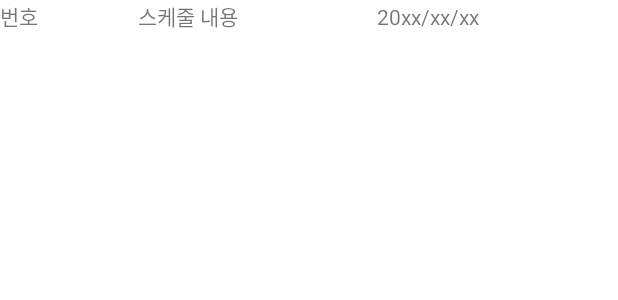
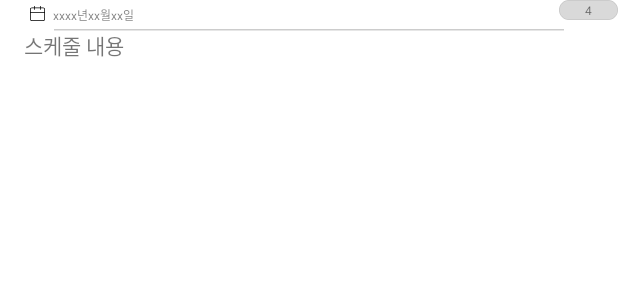
Before and after one commit to applepepsi/dontforget, an Android app: the layout schedule_item_view.xml on its own in the app's theme, with its tools: preview values and no code run, on a phone screen of 412 x 824 dp. Shown: the top 300 px of the screen. Run offline under Robolectric (Android 15) with nearby library versions, the light colour scheme and no system bars.

Commit message:
메인 디자인 약간 추가

```diff
--- a/app/src/main/java/com/example/dontforget/model/RecyclerAdapter.kt
+++ b/app/src/main/java/com/example/dontforget/model/RecyclerAdapter.kt
@@ -51,10 +51,10 @@ class RecyclerAdapter(private val scheduleList: List<ScheduleModel>,
                 if(schedule.scheduleTime>=1){
                     var currentTime=DayCalculation().getCurrentDateMillis()
                     val Dday=DayCalculation().calculationDday(schedule.scheduleTime,currentTime)
-                    scheduleDate.text = Dday.toString()
+                    ddayCounter.text = Dday.toString()
                 }
                 else{
-                    scheduleDate.text=""
+                    ddayCounter.text=""
                 }
 
                 itemView.setOnClickListener {
--- a/app/src/main/res/drawable/schedule_frame.xml
+++ /dev/null
@@ -1,24 +0,0 @@
-<?xml version="1.0" encoding="utf-8"?>
-<vector xmlns:android="http://schemas.android.com/apk/res/android"
-    android:width="364dp"
-    android:height="157dp"
-    android:viewportWidth="364"
-    android:viewportHeight="157">
-    <group>
-        <path
-            android:fillColor="#FFFFFFFF"
-            android:pathData="M12 21h340v83c0 5.52-4.48 10-10 10H22c-5.52 0-10-4.48-10-10V21Z"
-            android:elevation="20dp"
-            />
-        <group>
-            <clip-path
-                android:pathData="M12 21h340v83c0 5.52-4.48 10-10 10H22c-5.52 0-10-4.48-10-10V21Z"/>
-            <path
-                android:fillColor="#33000000"
-                android:pathData="M12 20h340v2H12v-2Zm340 94H12h340Zm-340 0V21v93Zm340-93v93-93Z"/>
-        </group>
-        <path
-            android:fillColor="#FFFFFFFF"
-            android:pathData="M12 12c0-5.52 4.48-10 10-10h320c5.52 0 10 4.48 10 10v9H12v-9Z" />
-    </group>
-</vector>
--- /dev/null
+++ b/app/src/main/res/drawable/schedule_frame_bottom.xml
@@ -0,0 +1,17 @@
+<?xml version="1.0" encoding="utf-8"?>
+<vector xmlns:android="http://schemas.android.com/apk/res/android"
+    android:width="340dp"
+    android:height="93dp"
+    android:viewportWidth="340"
+    android:viewportHeight="93">
+    <path
+        android:fillColor="#FFFFFFFF"
+        android:pathData="M0 0h340v83c0 5.52-4.48 10-10 10H10C4.48 93 0 88.52 0 83V0Z"/>
+    <group>
+        <clip-path
+            android:pathData="M0 0h340v83c0 5.52-4.48 10-10 10H10C4.48 93 0 88.52 0 83V0Z"/>
+        <path
+            android:fillColor="#33000000"
+            android:pathData="M0-1h340v2H0v-2Zm340 94H0h340ZM0 93V0v93ZM340 0v93V0Z"/>
+    </group>
+</vector>
--- /dev/null
+++ b/app/src/main/res/drawable/schedule_frame_top.xml
@@ -0,0 +1,10 @@
+<?xml version="1.0" encoding="utf-8"?>
+<vector xmlns:android="http://schemas.android.com/apk/res/android"
+    android:width="340dp"
+    android:height="19dp"
+    android:viewportWidth="340"
+    android:viewportHeight="19">
+    <path
+        android:fillColor="#FFFFFFFF"
+        android:pathData="M0 10C0 4.48 4.48 0 10 0h320c5.52 0 10 4.48 10 10v9H0v-9Z"/>
+</vector>
--- a/app/src/main/res/layout/activity_main.xml
+++ b/app/src/main/res/layout/activity_main.xml
@@ -29,7 +29,7 @@
         android:id="@+id/scheduleViewer"
         android:layout_width="409dp"
         android:layout_height="650dp"
-        android:background="#ffffff"
+        android:background="#E3E3E3"
         app:layout_constraintEnd_toEndOf="parent"
         app:layout_constraintStart_toStartOf="parent"
         app:layout_constraintTop_toTopOf="parent" />
--- a/app/src/main/res/layout/schedule_item_view.xml
+++ b/app/src/main/res/layout/schedule_item_view.xml
@@ -1,9 +1,115 @@
 <?xml version="1.0" encoding="utf-8"?>
 <LinearLayout xmlns:android="http://schemas.android.com/apk/res/android"
+    xmlns:app="http://schemas.android.com/apk/res-auto"
+    xmlns:tools="http://schemas.android.com/tools"
     android:layout_width="match_parent"
     android:layout_height="wrap_content"
+    android:orientation="vertical"
     android:id="@+id/oneSchedule">
 
+
+
+    <FrameLayout
+        android:layout_width="match_parent"
+        android:layout_height="match_parent">
+
+        <ImageView
+            android:id="@+id/imageView2"
+            android:layout_width="match_parent"
+            android:layout_height="wrap_content"
+            android:layout_weight="1"
+            app:srcCompat="@drawable/schedule_frame_top" />
+
+        <androidx.constraintlayout.widget.ConstraintLayout
+            android:layout_width="match_parent"
+            android:layout_height="match_parent">
+
+            <ImageView
+                android:id="@+id/imageView5"
+                android:layout_width="wrap_content"
+                android:layout_height="wrap_content"
+                android:layout_marginStart="20dp"
+                android:layout_marginTop="4dp"
+                app:layout_constraintEnd_toStartOf="@+id/scheduleDate"
+                app:layout_constraintHorizontal_bias="1.0"
+                app:layout_constraintStart_toStartOf="parent"
+                app:layout_constraintTop_toTopOf="parent"
+                app:srcCompat="@drawable/calendar_icon" />
+
+            <TextView
+                android:id="@+id/scheduleDate"
+                android:layout_width="wrap_content"
+                android:layout_height="wrap_content"
+                android:layout_marginStart="5dp"
+                android:layout_marginTop="4dp"
+                android:text="xxxx년xx월xx일"
+                android:textSize="8dp"
+                app:layout_constraintStart_toEndOf="@+id/imageView5"
+                app:layout_constraintTop_toTopOf="parent" />
+
+
+        </androidx.constraintlayout.widget.ConstraintLayout>
+
+        <androidx.constraintlayout.widget.ConstraintLayout
+            android:layout_width="match_parent"
+            android:layout_height="match_parent">
+
+            <ImageView
+                android:id="@+id/imageView4"
+                android:layout_width="wrap_content"
+                android:layout_height="wrap_content"
+                app:srcCompat="@drawable/dday_icon"
+                app:layout_constraintEnd_toEndOf="parent"
+                app:layout_constraintTop_toTopOf="parent" />
+
+            <TextView
+                android:id="@+id/ddayCounter"
+                android:layout_width="wrap_content"
+                android:layout_height="wrap_content"
+                android:text="4"
+                android:textSize="8dp"
+                app:layout_constraintBottom_toBottomOf="@+id/imageView4"
+                app:layout_constraintEnd_toEndOf="@+id/imageView4"
+                app:layout_constraintStart_toStartOf="@+id/imageView4"
+                app:layout_constraintTop_toTopOf="@+id/imageView4" />
+        </androidx.constraintlayout.widget.ConstraintLayout>
+
+    </FrameLayout>
+
+
+    <FrameLayout
+        android:layout_width="match_parent"
+        android:layout_height="match_parent">
+
+        <androidx.constraintlayout.widget.ConstraintLayout
+            android:layout_width="match_parent"
+            android:layout_height="match_parent">
+
+            <ImageView
+                android:id="@+id/imageView3"
+                android:layout_width="match_parent"
+                android:layout_height="wrap_content"
+                android:layout_weight="1"
+                app:layout_constraintEnd_toEndOf="parent"
+                app:layout_constraintHorizontal_bias="0.0"
+                app:layout_constraintStart_toStartOf="parent"
+                app:layout_constraintTop_toTopOf="parent"
+                app:srcCompat="@drawable/schedule_frame_bottom" />
+
+            <TextView
+                android:id="@+id/scheduleInfo"
+                android:layout_width="wrap_content"
+                android:layout_height="wrap_content"
+                android:layout_weight="1"
+                android:text="스케줄 내용"
+                app:layout_constraintBottom_toBottomOf="@+id/imageView3"
+                app:layout_constraintEnd_toEndOf="parent"
+                app:layout_constraintHorizontal_bias="0.046"
+                app:layout_constraintStart_toStartOf="@+id/imageView3"
+                app:layout_constraintTop_toTopOf="@+id/imageView3"
+                app:layout_constraintVertical_bias="0.0" />
+        </androidx.constraintlayout.widget.ConstraintLayout>
+    </FrameLayout>
     <TextView
         android:id="@+id/scheduleNo"
         android:layout_width="0dp"
@@ -11,19 +117,5 @@
         android:text="번호"
         android:layout_height="wrap_content"/>
 
-    <TextView
-        android:id="@+id/scheduleInfo"
-        android:layout_width="wrap_content"
-        android:layout_height="wrap_content"
-        android:layout_weight="1"
-        android:text="스케줄 내용" />
-
-    <TextView
-        android:id="@+id/scheduleDate"
-        android:layout_width="wrap_content"
-        android:layout_height="wrap_content"
-        android:layout_weight="1"
-        android:text="20xx/xx/xx" />
-
 
 </LinearLayout>
```
